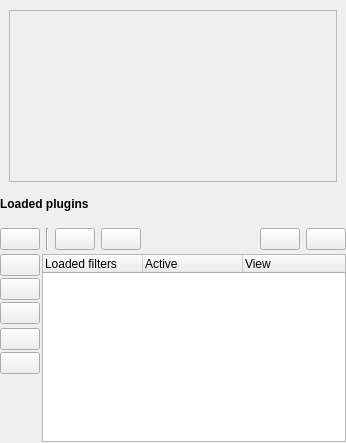
First picture: the form in workflow/ui/plugineditorform.ui, repository cseyve/piaf, before the edit.
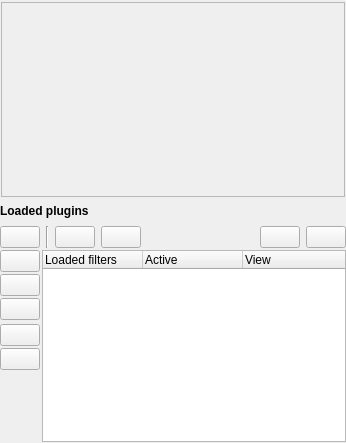
Second picture: the form after the edit. Icons and pictures are not drawn. Custom widgets are drawn as their Qt base class.

What changed in the file:
```diff
--- a/workflow/ui/plugineditorform.ui
+++ b/workflow/ui/plugineditorform.ui
@@ -52,6 +52,9 @@
      </widget>
      <widget class="QWidget" name="pageEditParams">
       <layout class="QVBoxLayout" name="verticalLayout_4">
+       <property name="margin">
+        <number>1</number>
+       </property>
        <item>
         <widget class="QScrollArea" name="scrollArea">
          <property name="widgetResizable">
@@ -62,8 +65,8 @@
            <rect>
             <x>0</x>
             <y>0</y>
-            <width>326</width>
-            <height>148</height>
+            <width>342</width>
+            <height>170</height>
            </rect>
           </property>
          </widget>
@@ -109,6 +112,9 @@
       <property name="leftMargin">
        <number>0</number>
       </property>
+      <property name="topMargin">
+       <number>2</number>
+      </property>
       <property name="rightMargin">
        <number>0</number>
       </property>
@@ -190,18 +196,9 @@
       <item row="0" column="0" colspan="2">
        <widget class="QWidget" name="widget" native="true">
         <layout class="QHBoxLayout" name="horizontalLayout">
-         <property name="leftMargin">
+         <property name="margin">
           <number>0</number>
          </property>
-         <property name="topMargin">
-          <number>2</number>
-         </property>
-         <property name="rightMargin">
-          <number>0</number>
-         </property>
-         <property name="bottomMargin">
-          <number>2</number>
-         </property>
          <item>
           <widget class="QPushButton" name="pluginsButton">
            <property name="enabled">
```
Left out of the diff: 2 changed lines with no effect on the pictures.
